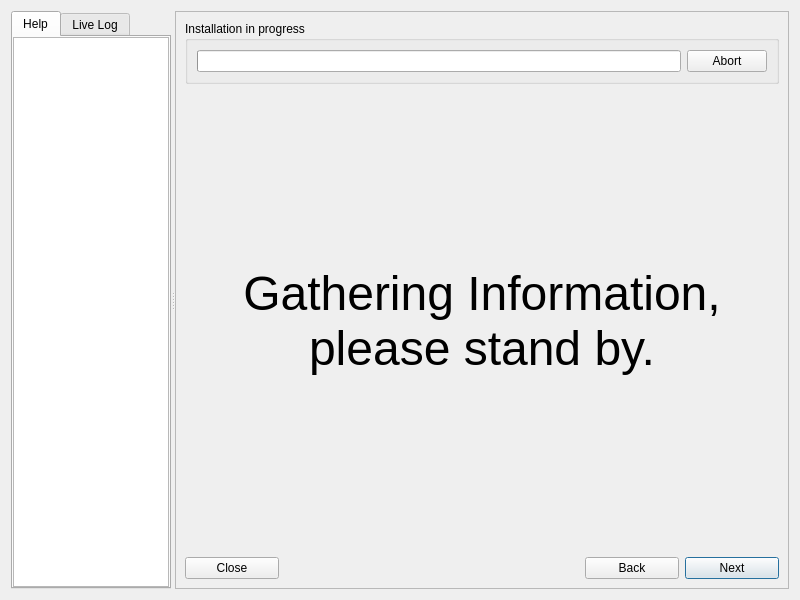
This is meinstall.ui in gazelle-installer/gazelle-installer as Qt 5 draws it before an edit. The edited form follows.
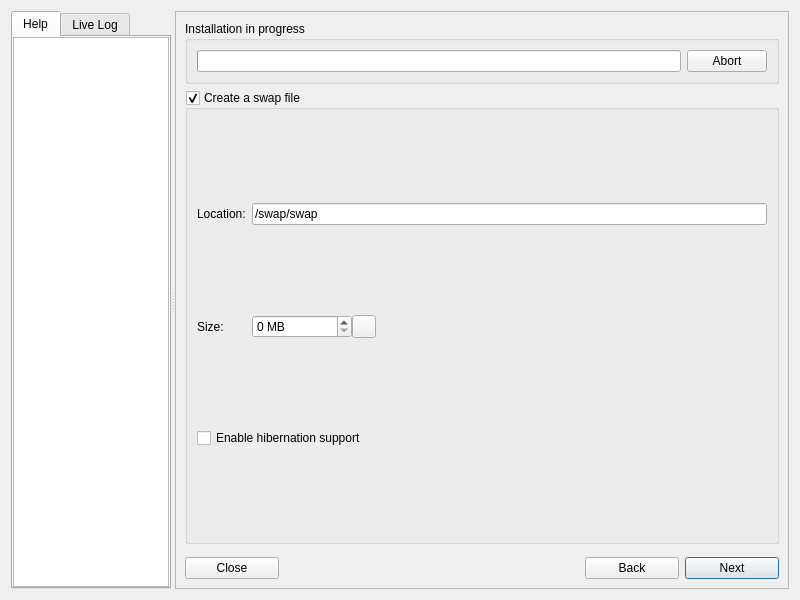
This is the edited form. The open tabs and pages were chosen to show the change. Icons and pictures are not drawn. Custom widgets are drawn as their Qt base class.

Commit message: Moved swap settings to a separate page.

What changed in the file:
```diff
--- a/meinstall.ui
+++ b/meinstall.ui
@@ -947,14 +947,23 @@
              </layout>
             </widget>
            </item>
-           <item row="2" column="0">
-            <spacer>
-             <property name="orientation">
-              <enum>Qt::Vertical</enum>
-             </property>
-            </spacer>
-           </item>
-           <item row="1" column="0">
+          </layout>
+         </widget>
+         <widget class="QWidget" name="pageSwap">
+          <layout class="QVBoxLayout">
+           <property name="leftMargin">
+            <number>0</number>
+           </property>
+           <property name="topMargin">
+            <number>0</number>
+           </property>
+           <property name="rightMargin">
+            <number>0</number>
+           </property>
+           <property name="bottomMargin">
+            <number>0</number>
+           </property>
+           <item>
             <widget class="QGroupBox" name="boxSwap">
              <property name="title">
               <string>Create a swap file</string>
@@ -1031,6 +1040,13 @@
              </layout>
             </widget>
            </item>
+           <item>
+            <spacer>
+             <property name="orientation">
+              <enum>Qt::Vertical</enum>
+             </property>
+            </spacer>
+           </item>
           </layout>
          </widget>
          <widget class="QWidget" name="pageServices">
```
Left out of the diff: 7 changed lines with no effect on the pictures. The commit also changes 3 other files.
